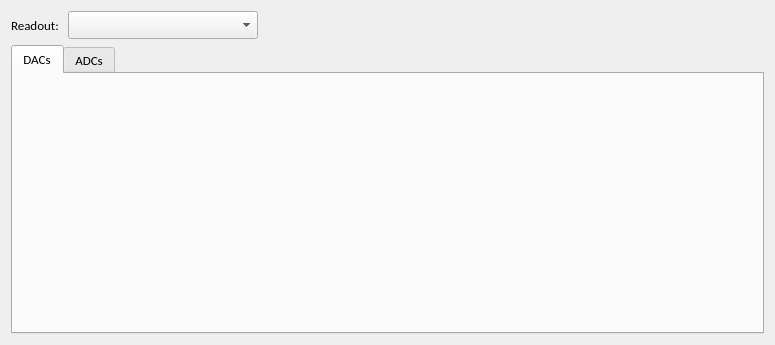
The window that slsDetectorGui/forms/form_tab_developer.ui (slsdetectorgroup/slsDetectorPackage) describes before a commit, drawn with Qt 5.
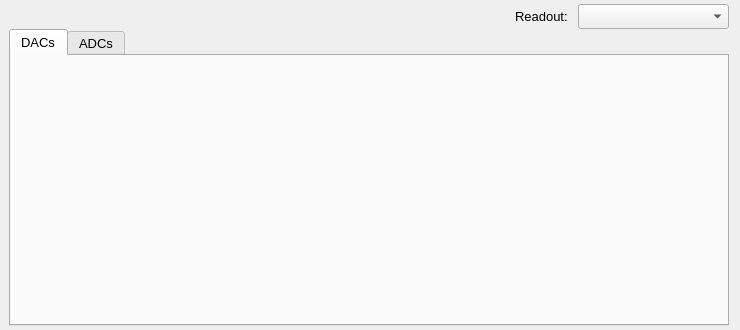
The same window after the commit. The open tabs and pages were chosen to show the change.

```diff
--- a/slsDetectorGui/forms/form_tab_developer.ui
+++ b/slsDetectorGui/forms/form_tab_developer.ui
@@ -6,8 +6,8 @@
    <rect>
     <x>0</x>
     <y>0</y>
-    <width>775</width>
-    <height>345</height>
+    <width>740</width>
+    <height>330</height>
    </rect>
   </property>
   <property name="sizePolicy">
@@ -24,13 +24,13 @@
   </property>
   <property name="maximumSize">
    <size>
-    <width>775</width>
-    <height>400</height>
+    <width>740</width>
+    <height>16777215</height>
    </size>
   </property>
   <property name="font">
    <font>
-    <family>Carlito</family>
+    <family>Cantarell</family>
     <pointsize>10</pointsize>
    </font>
   </property>
@@ -38,7 +38,19 @@
    <string>Form</string>
   </property>
   <layout class="QGridLayout" name="gridLayout">
-   <item row="1" column="0" colspan="3">
+   <property name="leftMargin">
+    <number>9</number>
+   </property>
+   <property name="topMargin">
+    <number>4</number>
+   </property>
+   <property name="bottomMargin">
+    <number>4</number>
+   </property>
+   <property name="verticalSpacing">
+    <number>0</number>
+   </property>
+   <item row="1" column="0" colspan="4">
     <widget class="QTabWidget" name="tabWidget">
      <property name="sizePolicy">
       <sizepolicy hsizetype="Expanding" vsizetype="Expanding">
@@ -46,14 +58,36 @@
        <verstretch>0</verstretch>
       </sizepolicy>
      </property>
+     <property name="maximumSize">
+      <size>
+       <width>16777215</width>
+       <height>16777215</height>
+      </size>
+     </property>
+     <property name="font">
+      <font>
+       <family>Cantarell</family>
+       <pointsize>10</pointsize>
+      </font>
+     </property>
      <property name="currentIndex">
       <number>1</number>
      </property>
      <widget class="QWidget" name="tabDAC">
+      <property name="font">
+       <font>
+        <family>Cantarell</family>
+        <pointsize>10</pointsize>
+       </font>
+      </property>
       <attribute name="title">
        <string>DACs</string>
       </attribute>
-      <layout class="QGridLayout" name="gridlayoutDac"/>
+      <layout class="QGridLayout" name="gridlayoutDac">
+       <property name="horizontalSpacing">
+        <number>10</number>
+       </property>
+      </layout>
      </widget>
      <widget class="QWidget" name="tabADC">
       <attribute name="title">
@@ -63,7 +97,7 @@
      </widget>
     </widget>
    </item>
-   <item row="0" column="1">
+   <item row="0" column="3">
     <widget class="QComboBox" name="comboDetector">
      <property name="sizePolicy">
       <sizepolicy hsizetype="Expanding" vsizetype="Fixed">
@@ -74,18 +108,43 @@
      <property name="minimumSize">
       <size>
        <width>0</width>
-       <height>28</height>
+       <height>25</height>
       </size>
      </property>
      <property name="maximumSize">
       <size>
        <width>16777215</width>
-       <height>28</height>
+       <height>25</height>
       </size>
      </property>
+     <property name="font">
+      <font>
+       <family>Cantarell</family>
+       <pointsize>10</pointsize>
+      </font>
+     </property>
     </widget>
    </item>
    <item row="0" column="2">
+    <widget class="QLabel" name="lblReadout">
+     <property name="sizePolicy">
+      <sizepolicy hsizetype="Fixed" vsizetype="Preferred">
+       <horstretch>0</horstretch>
+       <verstretch>0</verstretch>
+      </sizepolicy>
+     </property>
+     <property name="font">
+      <font>
+       <family>Cantarell</family>
+       <pointsize>10</pointsize>
+      </font>
+     </property>
+     <property name="text">
+      <string>Readout: </string>
+     </property>
+    </widget>
+   </item>
+   <item row="0" column="0" colspan="2">
     <spacer name="horizontalSpacer">
      <property name="orientation">
       <enum>Qt::Horizontal</enum>
@@ -101,19 +160,6 @@
      </property>
     </spacer>
    </item>
-   <item row="0" column="0">
-    <widget class="QLabel" name="lblReadout">
-     <property name="sizePolicy">
-      <sizepolicy hsizetype="Fixed" vsizetype="Preferred">
-       <horstretch>0</horstretch>
-       <verstretch>0</verstretch>
-      </sizepolicy>
-     </property>
-     <property name="text">
-      <string>Readout: </string>
-     </property>
-    </widget>
-   </item>
   </layout>
  </widget>
  <resources>
```
Left out of the diff: 14 changed lines with no effect on the pictures.
